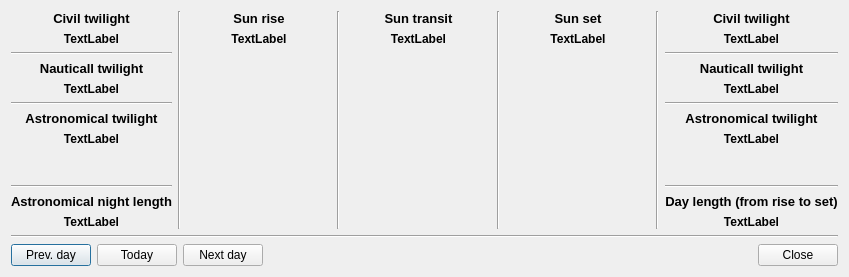
First picture: the form in twilightdialog.ui, repository PavelMr/skytechx, before the edit.
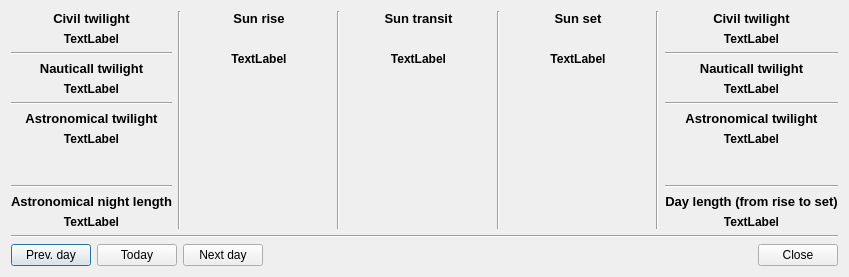
Second picture: the form after the edit. Icons and pictures are not drawn.

What changed in the file:
```diff
--- a/twilightdialog.ui
+++ b/twilightdialog.ui
@@ -238,22 +238,6 @@
            </property>
           </widget>
          </item>
-         <item>
-          <widget class="QLabel" name="label_t3">
-           <property name="font">
-            <font>
-             <weight>75</weight>
-             <bold>true</bold>
-            </font>
-           </property>
-           <property name="text">
-            <string>TextLabel</string>
-           </property>
-           <property name="alignment">
-            <set>Qt::AlignCenter</set>
-           </property>
-          </widget>
-         </item>
          <item>
           <widget class="QLabel" name="label_2">
            <property name="text">
@@ -270,6 +254,22 @@
            </property>
           </widget>
          </item>
+         <item>
+          <widget class="QLabel" name="label_t3">
+           <property name="font">
+            <font>
+             <weight>75</weight>
+             <bold>true</bold>
+            </font>
+           </property>
+           <property name="text">
+            <string>TextLabel</string>
+           </property>
+           <property name="alignment">
+            <set>Qt::AlignCenter</set>
+           </property>
+          </widget>
+         </item>
          <item>
           <spacer name="verticalSpacer_4">
            <property name="orientation">
@@ -311,22 +311,6 @@
            </property>
           </widget>
          </item>
-         <item>
-          <widget class="QLabel" name="label_t4">
-           <property name="font">
-            <font>
-             <weight>75</weight>
-             <bold>true</bold>
-            </font>
-           </property>
-           <property name="text">
-            <string>TextLabel</string>
-           </property>
-           <property name="alignment">
-            <set>Qt::AlignCenter</set>
-           </property>
-          </widget>
-         </item>
          <item>
           <widget class="QLabel" name="label_4">
            <property name="text">
@@ -343,6 +327,22 @@
            </property>
           </widget>
          </item>
+         <item>
+          <widget class="QLabel" name="label_t4">
+           <property name="font">
+            <font>
+             <weight>75</weight>
+             <bold>true</bold>
+            </font>
+           </property>
+           <property name="text">
+            <string>TextLabel</string>
+           </property>
+           <property name="alignment">
+            <set>Qt::AlignCenter</set>
+           </property>
+          </widget>
+         </item>
          <item>
           <spacer name="verticalSpacer_5">
            <property name="orientation">
@@ -384,22 +384,6 @@
            </property>
           </widget>
          </item>
-         <item>
-          <widget class="QLabel" name="label_t5">
-           <property name="font">
-            <font>
-             <weight>75</weight>
-             <bold>true</bold>
-            </font>
-           </property>
-           <property name="text">
-            <string>TextLabel</string>
-           </property>
-           <property name="alignment">
-            <set>Qt::AlignCenter</set>
-           </property>
-          </widget>
-         </item>
          <item>
           <widget class="QLabel" name="label_6">
            <property name="text">
@@ -416,6 +400,22 @@
            </property>
           </widget>
          </item>
+         <item>
+          <widget class="QLabel" name="label_t5">
+           <property name="font">
+            <font>
+             <weight>75</weight>
+             <bold>true</bold>
+            </font>
+           </property>
+           <property name="text">
+            <string>TextLabel</string>
+           </property>
+           <property name="alignment">
+            <set>Qt::AlignCenter</set>
+           </property>
+          </widget>
+         </item>
          <item>
           <spacer name="verticalSpacer_6">
            <property name="orientation">
```
